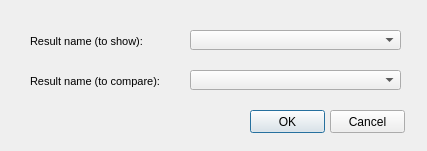
Qt form ui/epa_result_compare_selector.ui (Giswater/giswater_qgis_plugin) before a commit.
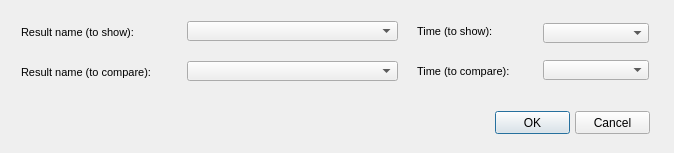
The same form after that commit.

Commit message: Update result epa selector

Diff of the .ui file:
```diff
--- a/ui/epa_result_compare_selector.ui
+++ b/ui/epa_result_compare_selector.ui
@@ -6,8 +6,8 @@
    <rect>
     <x>0</x>
     <y>0</y>
-    <width>427</width>
-    <height>151</height>
+    <width>674</width>
+    <height>153</height>
    </rect>
   </property>
   <property name="windowTitle">
@@ -16,8 +16,8 @@
   <widget class="QPushButton" name="btn_accept">
    <property name="geometry">
     <rect>
-     <x>250</x>
-     <y>110</y>
+     <x>495</x>
+     <y>111</y>
      <width>75</width>
      <height>23</height>
     </rect>
@@ -29,8 +29,8 @@
   <widget class="QPushButton" name="btn_cancel">
    <property name="geometry">
     <rect>
-     <x>330</x>
-     <y>110</y>
+     <x>575</x>
+     <y>111</y>
      <width>75</width>
      <height>23</height>
     </rect>
@@ -42,8 +42,8 @@
   <widget class="QComboBox" name="rpt_selector_result_id">
    <property name="geometry">
     <rect>
-     <x>190</x>
-     <y>30</y>
+     <x>187</x>
+     <y>21</y>
      <width>211</width>
      <height>20</height>
     </rect>
@@ -55,9 +55,9 @@
   <widget class="QLabel" name="label_result_name_to_show">
    <property name="geometry">
     <rect>
-     <x>30</x>
-     <y>30</y>
-     <width>141</width>
+     <x>21</x>
+     <y>21</y>
+     <width>160</width>
      <height>22</height>
     </rect>
    </property>
@@ -82,8 +82,8 @@
   <widget class="QComboBox" name="rpt_selector_compare_id">
    <property name="geometry">
     <rect>
-     <x>190</x>
-     <y>70</y>
+     <x>187</x>
+     <y>61</y>
      <width>211</width>
      <height>20</height>
     </rect>
@@ -95,9 +95,9 @@
   <widget class="QLabel" name="label_result_name_to_compare">
    <property name="geometry">
     <rect>
-     <x>30</x>
-     <y>70</y>
-     <width>141</width>
+     <x>21</x>
+     <y>61</y>
+     <width>163</width>
      <height>22</height>
     </rect>
    </property>
@@ -119,6 +119,86 @@
     <number>3</number>
    </property>
   </widget>
+  <widget class="QLabel" name="label_result_name_to_compare_2">
+   <property name="geometry">
+    <rect>
+     <x>417</x>
+     <y>60</y>
+     <width>141</width>
+     <height>22</height>
+    </rect>
+   </property>
+   <property name="font">
+    <font>
+     <pointsize>8</pointsize>
+    </font>
+   </property>
+   <property name="frameShape">
+    <enum>QFrame::NoFrame</enum>
+   </property>
+   <property name="frameShadow">
+    <enum>QFrame::Raised</enum>
+   </property>
+   <property name="text">
+    <string>Time (to compare):</string>
+   </property>
+   <property name="margin">
+    <number>3</number>
+   </property>
+  </widget>
+  <widget class="QLabel" name="label_result_name_to_show_2">
+   <property name="geometry">
+    <rect>
+     <x>417</x>
+     <y>20</y>
+     <width>141</width>
+     <height>22</height>
+    </rect>
+   </property>
+   <property name="font">
+    <font>
+     <pointsize>8</pointsize>
+    </font>
+   </property>
+   <property name="frameShape">
+    <enum>QFrame::NoFrame</enum>
+   </property>
+   <property name="frameShadow">
+    <enum>QFrame::Raised</enum>
+   </property>
+   <property name="text">
+    <string>Time (to show):</string>
+   </property>
+   <property name="margin">
+    <number>3</number>
+   </property>
+  </widget>
+  <widget class="QComboBox" name="rpt_selector_result_id_2">
+   <property name="geometry">
+    <rect>
+     <x>543</x>
+     <y>23</y>
+     <width>106</width>
+     <height>20</height>
+    </rect>
+   </property>
+   <property name="frame">
+    <bool>true</bool>
+   </property>
+  </widget>
+  <widget class="QComboBox" name="rpt_selector_result_id_3">
+   <property name="geometry">
+    <rect>
+     <x>543</x>
+     <y>60</y>
+     <width>106</width>
+     <height>20</height>
+    </rect>
+   </property>
+   <property name="frame">
+    <bool>true</bool>
+   </property>
+  </widget>
  </widget>
  <tabstops>
   <tabstop>rpt_selector_result_id</tabstop>
```
